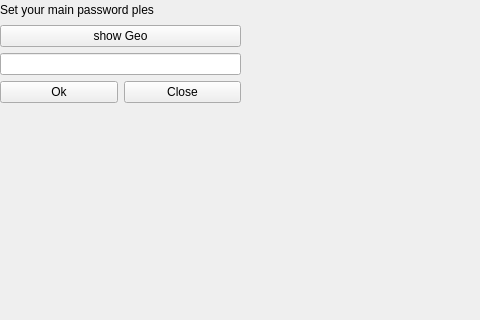
This is masspass.ui in CoolSons/MasterPassword as Qt 5 draws it before an edit; both pictures show x 0 to 480 and y 0 to 320 of the 747 by 421 pixel window. The edited form follows.
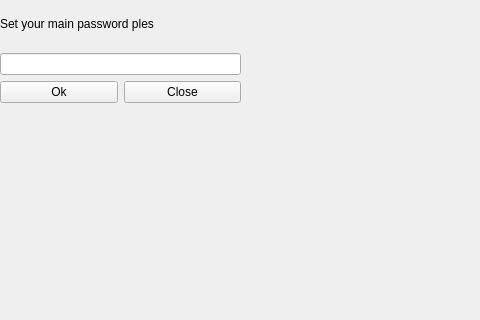
This is the edited form.

```diff
--- a/masspass.ui
+++ b/masspass.ui
@@ -30,13 +30,6 @@
       </property>
      </widget>
     </item>
-    <item>
-     <widget class="QPushButton" name="pushButton_3">
-      <property name="text">
-       <string>show Geo</string>
-      </property>
-     </widget>
-    </item>
     <item>
      <layout class="QVBoxLayout" name="verticalLayout">
       <item>
```
